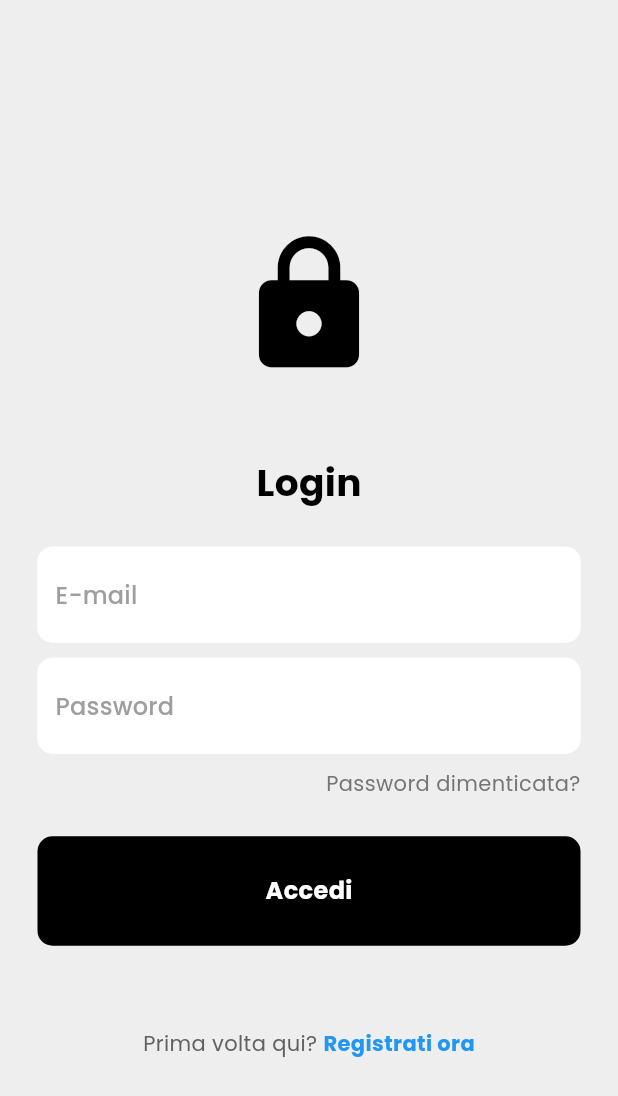
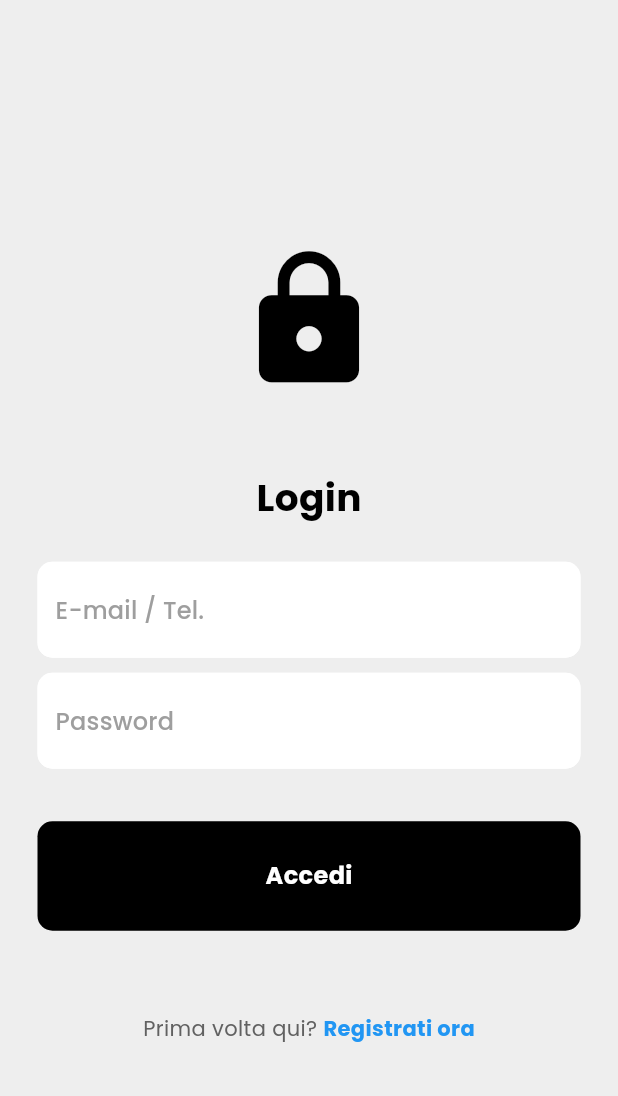
Before and after one commit to matteoberla/matches, a Flutter app: the screen it shows after launch, on a phone screen of 412 x 824 dp. Shown: the top 1096 px of the screen. Run offline on Flutter 3.47's test engine with Material 3 defaults, Android fonts, the phone set to English and light mode, and no system bars; our stand-ins replace getwidget, google_fonts, logger, package_info_plus, quickalert, shared_preferences; missing offline and left inert: board_datetime_picker, responsive, sticky_grouped_list; accounts and stored records are empty.

Commit message:
immagini fix signup fix minori

```diff
--- a/lib/controllers/http_handler.dart
+++ b/lib/controllers/http_handler.dart
@@ -11,9 +11,9 @@ class HttpHandler {
 
   static get ipServer {
     //TODO modifica endpoint
-    return "https://em2024.netsons.org";
+    //return "https://em2024.netsons.org";
     //return "http://berlatidns.hopto.org:8081";
-    //return "http://localhost";
+    return "http://localhost";
   }
 
   static get endpoint async {
--- a/lib/controllers/points_handlers/points_bottom_sheet_handler.dart
+++ b/lib/controllers/points_handlers/points_bottom_sheet_handler.dart
@@ -30,6 +30,7 @@ class PointsBottomSheetHandler {
             ),
             child: Scaffold(
               body: PalladioBody(
+                showBottomBar: false,
                 child: SingleChildScrollView(
                   child: Padding(
                     padding: const EdgeInsets.all(8.0),
--- a/lib/controllers/signup_handlers/signup_handler.dart
+++ b/lib/controllers/signup_handlers/signup_handler.dart
@@ -29,7 +29,7 @@ class SignupHandler {
     if (signupResponse.statusCode == 200) {
       SignupModel signupModel =
           SignupModel.fromJson(json.decode(signupResponse.body));
-      if (signupModel.message == "") {
+      if (signupModel.message == "ok") {
         return true;
       } else {
         await Alerts.showErrorAlertNoContext(
--- a/lib/screens/login/login.dart
+++ b/lib/screens/login/login.dart
@@ -75,7 +75,7 @@ class _LoginPageState extends State<LoginPage> {
                           // username textfield
                           LoginInfoTextfield(
                             controller: usernameController,
-                            hintText: 'E-mail',
+                            hintText: 'E-mail / Tel. ',
                             obscureText: false,
                           ),
 
@@ -89,21 +89,6 @@ class _LoginPageState extends State<LoginPage> {
                           ),
 
                           const SizedBox(height: 10),
-
-                          // forgot password?
-                          Padding(
-                            padding:
-                                const EdgeInsets.symmetric(horizontal: 25.0),
-                            child: Row(
-                              mainAxisAlignment: MainAxisAlignment.end,
-                              children: [
-                                Text(
-                                  'Password dimenticata?',
-                                  style: TextStyle(color: Colors.grey[600]),
-                                ),
-                              ],
-                            ),
-                          ),
 
                           const SizedBox(height: 25),
 
--- a/lib/screens/signup/signup.dart
+++ b/lib/screens/signup/signup.dart
@@ -65,7 +65,7 @@ class _SignupPageState extends State<SignupPage> {
                   // username textfield
                   LoginInfoTextfield(
                     controller: usernameController,
-                    hintText: 'E-mail',
+                    hintText: 'E-mail / Tel.',
                     obscureText: false,
                   ),
 
```
Also changed, not shown: lib/components/palladio_std_components/palladio_drawer.dart (+4 -4 lines), lib/controllers/matches_fin_handlers/matches_fin_handler.dart (+4 -4 lines), assets/general/capo.png (added), assets/general/class.png (added), assets/general/team.png (added).
